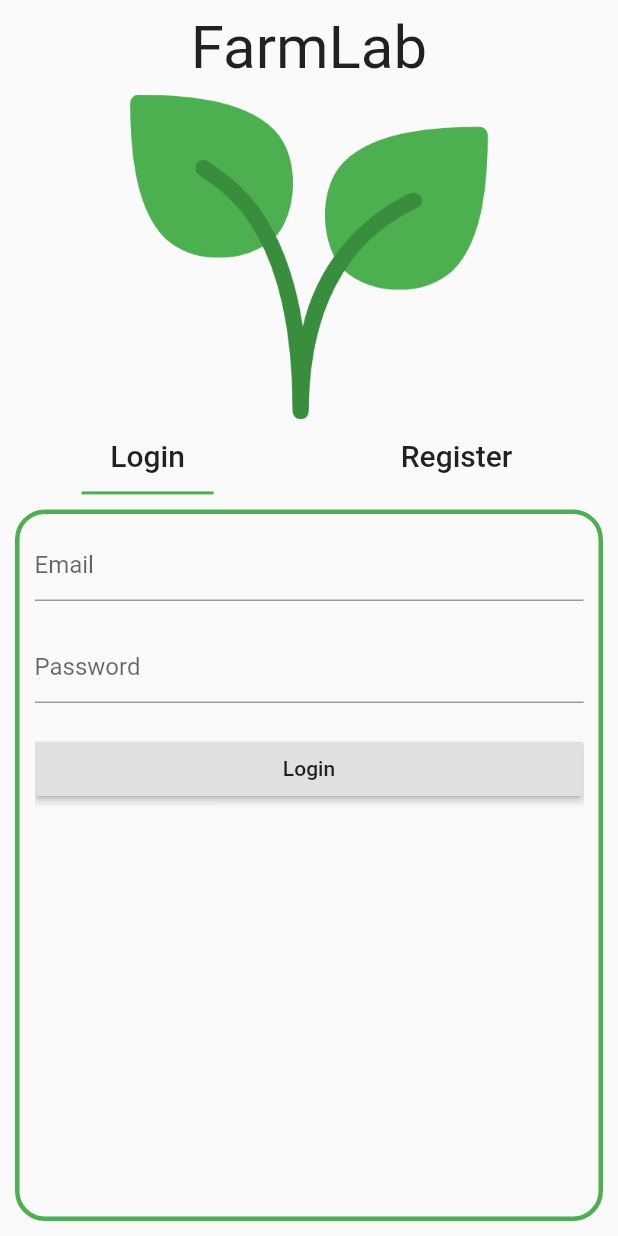
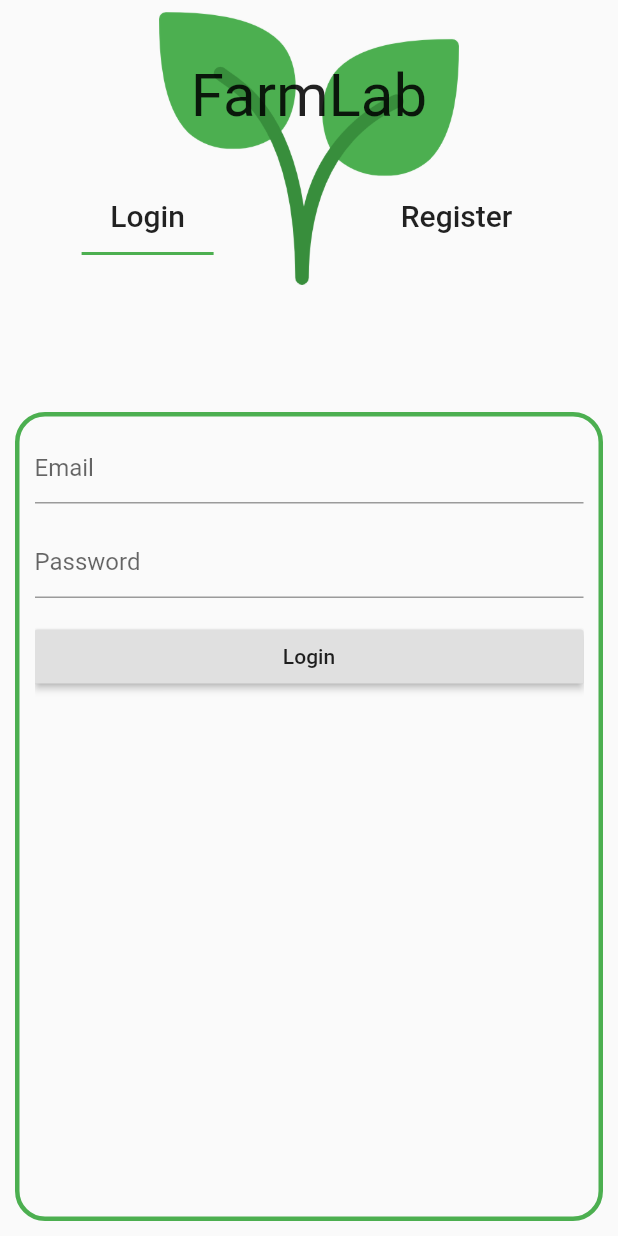
Before and after one commit to jp19-lafa/Mobile-Front, a Flutter app: the screen it shows after launch, on a phone screen of 412 x 824 dp. Run offline on Flutter 3.47's test engine with Material 2 defaults, Android fonts, the phone set to English and light mode, and no system bars; our stand-ins replace connectivity, flutter_bluetooth_serial, shared_preferences; missing offline and left inert: enum_to_string, open_settings.

Commit message:
Added login functionality
Login function now functional
The tokens are not stored yet but placed in global.dart
Updated ui of LoginPage
Added first and last name as input fields for registering
Added Token to the Authenticaton model. It contains the jwt and refresh token
Fixed bug in most api helpers that prevented them from returning data correctly
Added refreshToken to globals.dart
Made NetworkHelper get the token from globals.dart for every request
This is inefficient and will be changed
Added error check for returning data in NodeHelper
Fixed spelling mistakes

```diff
--- a/lib/models/authentication.dart
+++ b/lib/models/authentication.dart
@@ -1,4 +1,6 @@
 import 'dart:convert';
+
+import 'package:shared_preferences/shared_preferences.dart';
 
 Login loginFromJson(String str) => Login.fromJson(json.decode(str));
 
@@ -25,18 +27,18 @@ class Login {
 }
 
 
-Refrech refrechFromJson(String str) => Refrech.fromJson(json.decode(str));
+Refresh refreshFromJson(String str) => Refresh.fromJson(json.decode(str));
 
-String refrechToJson(Refrech data) => json.encode(data.toJson());
+String refreshToJson(Refresh data) => json.encode(data.toJson());
 
-class Refrech {
+class Refresh {
   String refresh;
 
-    Refrech({
+  Refresh({
     this.refresh,
   });
 
-    factory Refrech.fromJson(Map<String, dynamic> json) => Refrech(
+  factory Refresh.fromJson(Map<String, dynamic> json) => Refresh(
         refresh: json["refresh"],
       );
 
@@ -44,3 +46,28 @@ class Refrech {
         "refresh": refresh,
       };
 }
+
+
+Token tokenFromJson(String str) => Token.fromJson(json.decode(str));
+
+String tokenToJson(Token data) => json.encode(data.toJson());
+
+class Token {
+  String jwt;
+  String refresh;
+
+  Token({
+    this.jwt,
+    this.refresh,
+  });
+
+  factory Token.fromJson(Map<String, dynamic> json) => Token(
+        jwt: json["jwt"],
+        refresh: json["refresh"],
+      );
+
+  Map<String, dynamic> toJson() => {
+        "jwt": jwt,
+        "refresh": refresh,
+      };
+}
--- a/lib/screens/login_page.dart
+++ b/lib/screens/login_page.dart
@@ -1,4 +1,8 @@
 import 'package:farm_lab_mobile/components/tab_item.dart';
+import 'package:farm_lab_mobile/models/authentication.dart';
+import 'package:farm_lab_mobile/screens/node_summary_page.dart';
+import 'package:farm_lab_mobile/services/authentication_helper.dart';
+import 'package:farm_lab_mobile/services/globals.dart' as global;
 import 'package:flutter/material.dart';
 
 class LoginPage extends StatefulWidget {
@@ -7,14 +11,56 @@ class LoginPage extends StatefulWidget {
 }
 
 class _LoginPageState extends State<LoginPage> with TickerProviderStateMixin {
+  TextEditingController firstnameTextEditingController = TextEditingController();
+  TextEditingController lastnameTextEditingController = TextEditingController();
   TextEditingController emailTextEditingController = TextEditingController();
   TextEditingController passwordTextEditingController = TextEditingController();
   TextEditingController confirmPasswordTextEditingController =
       TextEditingController();
   TabController tabController;
+  AuthenticationHelper authenticationHelper =
+      AuthenticationHelper(global.networkHelper);
   bool loginTabActive = true;
 
-  void login() {}
+  bool isValidEmailAdress(String address) {
+    if (RegExp(
+            r"^[a-zA-Z0-9.!#$%&'*+/=?^_`{|}~-]+@[a-zA-Z0-9](?:[a-zA-Z0-9-]{0,253}[a-zA-Z0-9])?(?:\.[a-zA-Z0-9](?:[a-zA-Z0-9-]{0,253}[a-zA-Z0-9])?)*$")
+        .hasMatch(address)) {
+      return true;
+    } else {
+      return false;
+    }
+  }
+
+  void login() {
+    if (emailTextEditingController.text != null &&
+        passwordTextEditingController != null) {
+      if (isValidEmailAdress(emailTextEditingController.text)) {
+        Login login = Login(
+            email: emailTextEditingController.text,
+            password: passwordTextEditingController.text);
+        authenticationHelper.login(login).then(
+          (data) {
+            if (data is Token) {
+              Token token = data;
+              global.token = token.jwt;
+              global.refreshToken = token.refresh;
+              Navigator.pushReplacement(
+                context,
+                MaterialPageRoute(
+                  builder: (context) => NodeSummaryPage(),
+                ),
+              );
+            }
+          },
+        );
+      } else {
+        print('Invalid email adress');
+      }
+    } else {
+      print('One or more fields not filled in');
+    }
+  }
 
   void register() {}
 
@@ -34,8 +80,20 @@ class _LoginPageState extends State<LoginPage> with TickerProviderStateMixin {
               flex: 2,
               child: Column(
                 children: <Widget>[
-                  Padding(
-                    padding: const EdgeInsets.all(8.0),
+                  Stack(
+                    children: <Widget>[
+                      Center(
+                        child: Padding(
+                          padding: const EdgeInsets.all(8),
+                          child: Image.asset(
+                            'assets/logo.png',
+                            width: 200,
+                          ),
+                        ),
+                      ),
+                      Center(
+                        child: Padding(
+                          padding: const EdgeInsets.only(top: 40),
                           child: Text(
                             'FarmLab',
                             style: TextStyle(
@@ -43,12 +101,10 @@ class _LoginPageState extends State<LoginPage> with TickerProviderStateMixin {
                             ),
                           ),
                         ),
-                  Flexible(
-                    child: Image.asset(
-                      'assets/logo.png',
                       ),
-                  ),
-                  Row(
+                      Padding(
+                        padding: const EdgeInsets.only(top: 120),
+                        child: Row(
                           mainAxisAlignment: MainAxisAlignment.spaceAround,
                           children: <Widget>[
                             TabItem(
@@ -73,13 +129,16 @@ class _LoginPageState extends State<LoginPage> with TickerProviderStateMixin {
                             ),
                           ],
                         ),
+                      ),
+                    ],
+                  ),
                 ],
               ),
             ),
             Expanded(
-              flex: 3,
+              flex: 4,
               child: Padding(
-                padding: const EdgeInsets.all(10),
+                padding: const EdgeInsets.fromLTRB(10, 0, 10, 10),
                 child: Container(
                   padding: EdgeInsets.all(10),
                   decoration: BoxDecoration(
@@ -90,10 +149,10 @@ class _LoginPageState extends State<LoginPage> with TickerProviderStateMixin {
                     borderRadius: BorderRadius.circular(20),
                   ),
                   child: TabBarView(
+                    physics: NeverScrollableScrollPhysics(),
                     controller: tabController,
                     children: <Widget>[
                       ListView(
-                        scrollDirection: Axis.vertical,
                         children: <Widget>[
                           TextField(
                             controller: emailTextEditingController,
@@ -102,16 +161,17 @@ class _LoginPageState extends State<LoginPage> with TickerProviderStateMixin {
                             ),
                           ),
                           SizedBox(
-                            height: 20,
+                            height: 15,
                           ),
                           TextField(
                             controller: passwordTextEditingController,
                             decoration: InputDecoration(
                               hintText: 'Password',
                             ),
+                            obscureText: true,
                           ),
                           SizedBox(
-                            height: 20,
+                            height: 15,
                           ),
                           RaisedButton(
                             child: Text('Login'),
@@ -122,8 +182,25 @@ class _LoginPageState extends State<LoginPage> with TickerProviderStateMixin {
                         ],
                       ),
                       ListView(
-                        scrollDirection: Axis.vertical,
                         children: <Widget>[
+                          TextField(
+                            controller: firstnameTextEditingController,
+                            decoration: InputDecoration(
+                              hintText: 'Firstname',
+                            ),
+                          ),
+                          SizedBox(
+                            height: 15,
+                          ),
+                          TextField(
+                            controller: lastnameTextEditingController,
+                            decoration: InputDecoration(
+                              hintText: 'Lastname',
+                            ),
+                          ),
+                          SizedBox(
+                            height: 15,
+                          ),
                           TextField(
                             controller: emailTextEditingController,
                             decoration: InputDecoration(
@@ -131,25 +208,27 @@ class _LoginPageState extends State<LoginPage> with TickerProviderStateMixin {
                             ),
                           ),
                           SizedBox(
-                            height: 20,
+                            height: 15,
                           ),
                           TextField(
                             controller: passwordTextEditingController,
                             decoration: InputDecoration(
                               hintText: 'Password',
                             ),
+                            obscureText: true,
                           ),
                           SizedBox(
-                            height: 20,
+                            height: 15,
                           ),
                           TextField(
                             controller: confirmPasswordTextEditingController,
                             decoration: InputDecoration(
                               hintText: 'Confirm password',
                             ),
+                            obscureText: true,
                           ),
                           SizedBox(
-                            height: 20,
+                            height: 15,
                           ),
                           RaisedButton(
                             child: Text('Register'),
--- a/lib/services/device_helper.dart
+++ b/lib/services/device_helper.dart
@@ -22,7 +22,7 @@ class DeviceHelper {
     endpoint += "?limit=$limit";
 
     String returnData = await _networkHelper.getRequest(endpoint + device.id);
-    if (returnData is DeviceHistory) {
+    if (returnData is String) {
       DeviceHistory deviceData = deviceHistoryFromJson(returnData);
       return deviceData;
     } else {
@@ -40,7 +40,7 @@ class DeviceHelper {
         "/actuators/" + device.id,
         data,
       );
-      if (returnData is DevicePatch) {
+      if (returnData is String) {
         DevicePatch deviceData = devicePatchFromJson(returnData);
         return deviceData;
       }
--- a/lib/services/globals.dart
+++ b/lib/services/globals.dart
@@ -3,6 +3,7 @@ library farm_lab_mobile.globals;
 import 'package:farm_lab_mobile/services/network_helper.dart';
 import 'package:farm_lab_mobile/services/node_helper.dart';
 
-String token = 'eyJhbGciOiJIUzI1NiIsInR5cCI6IkpXVCJ9.eyJhdWRpZW5jZSI6ImF1ZDoqIiwiaXNzdWVyIjoiRmFybUxhYlRlYW0iLCJzdWIiOiI1ZGM0MjJkNTNiMWUyMjAwMTRhZDNhNmEiLCJpYXQiOjE1NzM4MDY3NzcsImV4cCI6MTU3Mzg5MzE3N30.rUza2mRVvUfMIQFowjrOVTHFeTVhgtEAyL84tOPb8p0';
+String token = '';
+String refreshToken = '';
 NetworkHelper networkHelper = NetworkHelper(token);
 NodeHelper nodeHelper = NodeHelper(networkHelper);
```
Also changed, not shown: lib/services/authentication_helper.dart (+8 -8 lines), lib/services/network_helper.dart (+9 -1 lines), lib/services/node_helper.dart (+14 -6 lines), 2 other files. Lines whose indentation alone changed are shown as unchanged.
